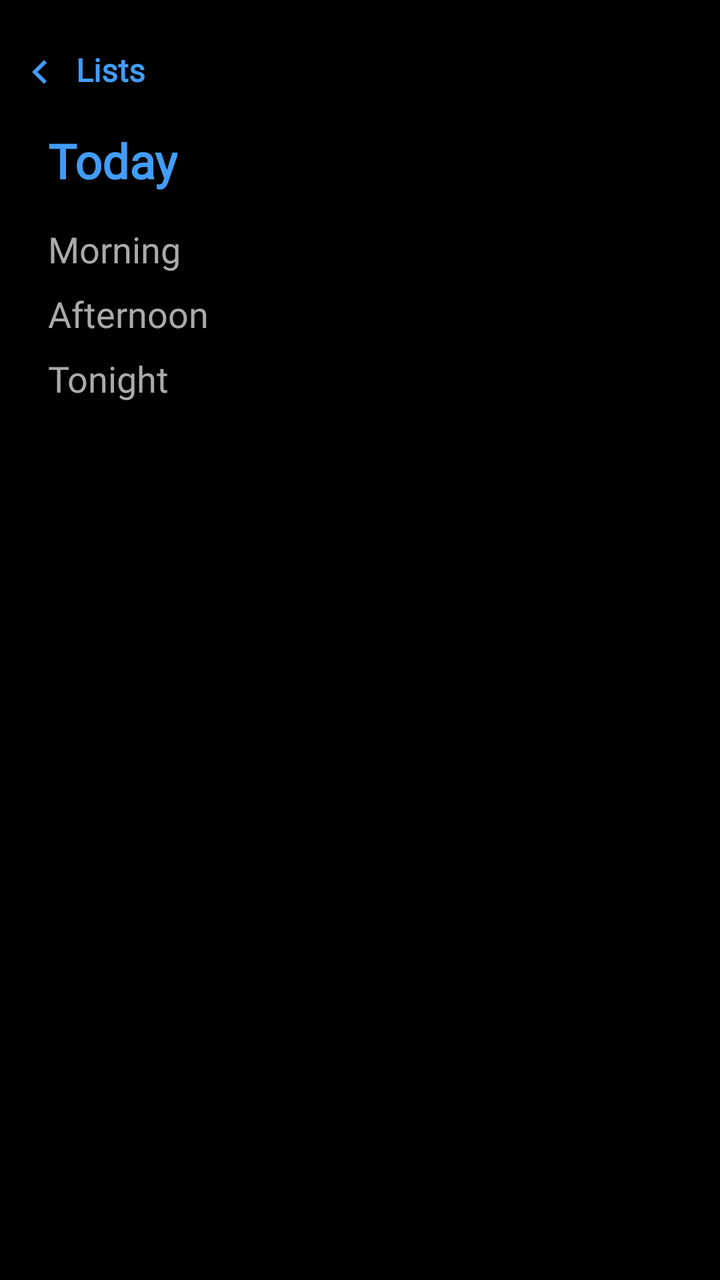
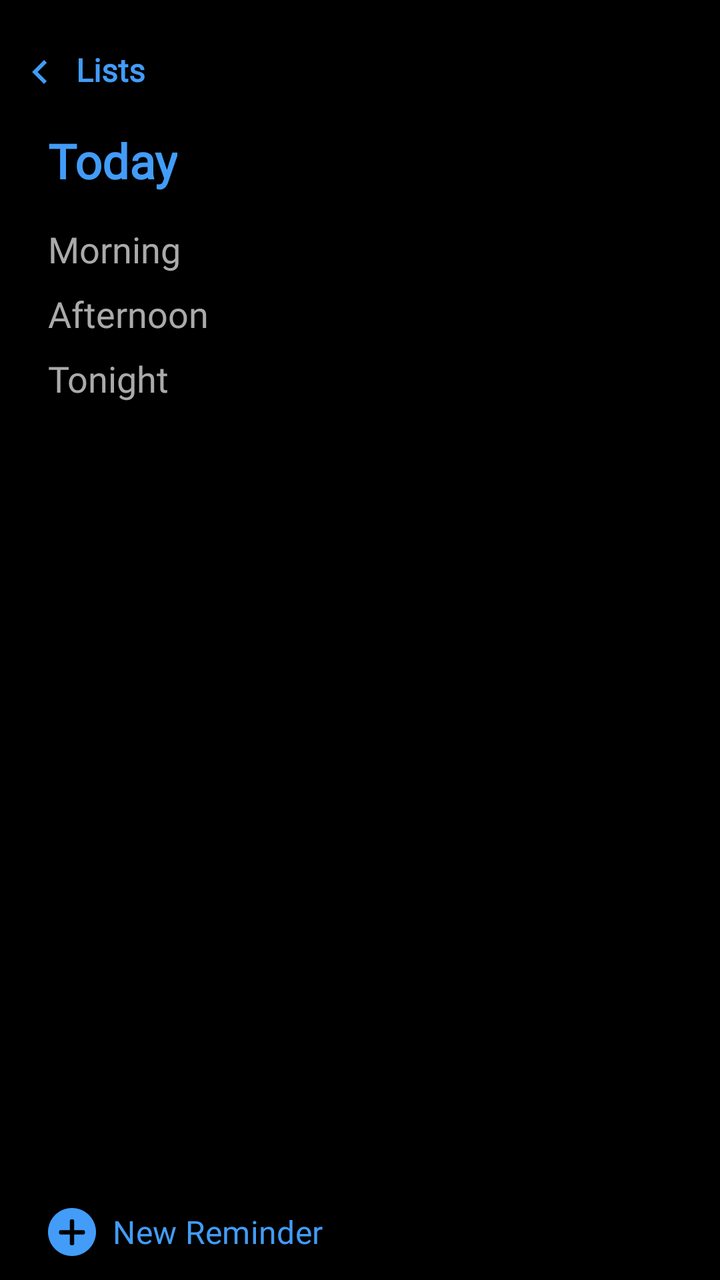

The first picture is an Android layout as it rendered before a commit; the second is the same layout after the commit. The layout source and the unified diff follow.
<!-- AndroidManifest.xml: application theme Theme.RemindersTDL -->
<!-- res/layout/fragment_today.xml -->
<?xml version="1.0" encoding="utf-8"?>
<LinearLayout xmlns:android="http://schemas.android.com/apk/res/android"
    xmlns:app="http://schemas.android.com/apk/res-auto"
    android:id="@+id/main"
    android:layout_width="match_parent"
    android:layout_height="match_parent"
    android:animateLayoutChanges="true"
    android:background="@color/black"
    android:orientation="vertical">

    <TextView
        android:id="@+id/backToHomeBtn"
        android:layout_width="wrap_content"
        android:layout_height="wrap_content"
        android:layout_marginTop="16dp"
        android:drawablePadding="6dp"
        android:fontFamily="@font/roboto_regular"
        android:padding="8dp"
        android:text="@string/lists"
        android:textColor="@color/light_blue"
        android:textSize="16sp"
        android:textStyle="bold"
        app:drawableStartCompat="@drawable/arrow_left" />

    <ScrollView
        android:layout_width="match_parent"
        android:layout_height="match_parent"
        android:background="@color/black">

        <RelativeLayout
            android:layout_width="match_parent"
            android:layout_height="wrap_content">

            <TextView
                android:id="@+id/today_text"
                android:layout_width="wrap_content"
                android:layout_height="wrap_content"
                android:layout_marginHorizontal="16dp"
                android:fontFamily="@font/roboto_bold"
                android:padding="8dp"
                android:text="@string/today"
                android:textColor="@color/light_blue"
                android:textSize="24sp"
                android:textStyle="bold" />

            <LinearLayout
                android:layout_width="match_parent"
                android:layout_height="wrap_content"
                android:layout_below="@+id/today_text"
                android:layout_marginHorizontal="16dp"
                android:orientation="vertical"
                android:padding="8dp">

                
                <TextView
                    android:id="@+id/text_morning"
                    android:layout_width="match_parent"
                    android:layout_height="wrap_content"
                    android:fontFamily="@font/roboto_bold"
                    android:paddingBottom="8dp"
                    android:text="@string/morning"
                    android:textColor="@android:color/darker_gray"
                    android:textSize="18sp" />

                <androidx.recyclerview.widget.RecyclerView
                    android:id="@+id/recycler_morning"
                    android:layout_width="match_parent"
                    android:layout_height="wrap_content"
                    android:layout_marginBottom="16dp"
                    android:visibility="gone" />

                
                <TextView
                    android:id="@+id/text_afternoon"
                    android:layout_width="match_parent"
                    android:layout_height="wrap_content"
                    android:fontFamily="@font/roboto_bold"
                    android:paddingBottom="8dp"
                    android:text="@string/afternoon"
                    android:textColor="@android:color/darker_gray"
                    android:textSize="18sp" />

                <androidx.recyclerview.widget.RecyclerView
                    android:id="@+id/recycler_afternoon"
                    android:layout_width="match_parent"
                    android:layout_height="wrap_content"
                    android:layout_marginBottom="16dp"
                    android:visibility="gone" />

                
                <TextView
                    android:id="@+id/text_tonight"
                    android:layout_width="match_parent"
                    android:layout_height="wrap_content"
                    android:fontFamily="@font/roboto_bold"
                    android:paddingBottom="8dp"
                    android:text="@string/tonight"
                    android:textColor="@android:color/darker_gray"
                    android:textSize="18sp" />

                <androidx.recyclerview.widget.RecyclerView
                    android:id="@+id/recycler_tonight"
                    android:layout_width="match_parent"
                    android:layout_height="wrap_content"
                    android:visibility="gone" />
            </LinearLayout>
        </RelativeLayout>
    </ScrollView>
</LinearLayout>
<!-- resources referenced by this layout -->
<resources>
  <color name="black">#FF000000</color>
  <color name="light_blue">#429CF8</color>
  <!-- drawable arrow_left (drawable) -->
  <vector xmlns:android="http://schemas.android.com/apk/res/android"
      android:width="24dp"
      android:height="24dp"
      android:autoMirrored="true"
      android:tint="@color/light_blue"
      android:viewportWidth="24"
      android:viewportHeight="24">
  
      <path
          android:fillColor="@android:color/white"
          android:pathData="M15.41,16.59L10.83,12l4.58,-4.59L14,6l-6,6 6,6 1.41,-1.41z" />
  
  </vector>
  <string name="afternoon">Afternoon</string>
  <string name="lists">Lists</string>
  <string name="morning">Morning</string>
  <string name="today">Today</string>
  <string name="tonight">Tonight</string>
  <style name="Theme.RemindersTDL" parent="Base.Theme.RemindersTDL" />
  <style name="Base.Theme.RemindersTDL" parent="Theme.Material3.DayNight.NoActionBar">
          
          
  
          <item name="android:windowIsTranslucent">true</item>
      </style>
</resources>

<!-- the commit's change to res/layout/fragment_today.xml (unified diff, before → after) -->
@@ -1,109 +1,141 @@
 <?xml version="1.0" encoding="utf-8"?>
-<LinearLayout xmlns:android="http://schemas.android.com/apk/res/android"
+<RelativeLayout xmlns:android="http://schemas.android.com/apk/res/android"
     xmlns:app="http://schemas.android.com/apk/res-auto"
     android:id="@+id/main"
     android:layout_width="match_parent"
     android:layout_height="match_parent"
     android:animateLayoutChanges="true"
-    android:background="@color/black"
-    android:orientation="vertical">
+    android:background="@color/black">
 
-    <TextView
-        android:id="@+id/backToHomeBtn"
-        android:layout_width="wrap_content"
+    <LinearLayout
+        android:layout_width="match_parent"
         android:layout_height="wrap_content"
-        android:layout_marginTop="16dp"
-        android:drawablePadding="6dp"
-        android:fontFamily="@font/roboto_regular"
-        android:padding="8dp"
-        android:text="@string/lists"
-        android:textColor="@color/light_blue"
-        android:textSize="16sp"
-        android:textStyle="bold"
-        app:drawableStartCompat="@drawable/arrow_left" />
+        android:layout_alignParentTop="true"
+        android:orientation="vertical">
 
-    <ScrollView
-        android:layout_width="match_parent"
-        android:layout_height="match_parent"
-        android:background="@color/black">
+        <TextView
+            android:id="@+id/backToHomeBtn"
+            android:layout_width="wrap_content"
+            android:layout_height="wrap_content"
+            android:layout_marginTop="16dp"
+            android:drawablePadding="6dp"
+            android:fontFamily="@font/roboto_regular"
+            android:padding="8dp"
+            android:text="@string/lists"
+            android:textColor="@color/light_blue"
+            android:textSize="16sp"
+            android:textStyle="bold"
+            app:drawableStartCompat="@drawable/arrow_left" />
 
-        <RelativeLayout
+        <ScrollView
             android:layout_width="match_parent"
-            android:layout_height="wrap_content">
+            android:layout_height="match_parent"
+            android:background="@color/black">
 
-            <TextView
-                android:id="@+id/today_text"
-                android:layout_width="wrap_content"
-                android:layout_height="wrap_content"
-                android:layout_marginHorizontal="16dp"
-                android:fontFamily="@font/roboto_bold"
-                android:padding="8dp"
-                android:text="@string/today"
-                android:textColor="@color/light_blue"
-                android:textSize="24sp"
-                android:textStyle="bold" />
+            <RelativeLayout
+                android:layout_width="match_parent"
+                android:layout_height="wrap_content">
 
-            <LinearLayout
-                android:layout_width="match_parent"
-                android:layout_height="wrap_content"
-                android:layout_below="@+id/today_text"
-                android:layout_marginHorizontal="16dp"
-                android:orientation="vertical"
-                android:padding="8dp">
+                <TextView
+                    android:id="@+id/today_text"
+                    android:layout_width="wrap_content"
+                    android:layout_height="wrap_content"
+                    android:layout_marginHorizontal="16dp"
+                    android:fontFamily="@font/roboto_bold"
+                    android:padding="8dp"
+                    android:text="@string/today"
+                    android:textColor="@color/light_blue"
+                    android:textSize="24sp"
+                    android:textStyle="bold" />
 
-                
-                <TextView
-                    android:id="@+id/text_morning"
+                <LinearLayout
                     android:layout_width="match_parent"
                     android:layout_height="wrap_content"
-                    android:fontFamily="@font/roboto_bold"
-                    android:paddingBottom="8dp"
-                    android:text="@string/morning"
-                    android:textColor="@android:color/darker_gray"
-                    android:textSize="18sp" />
+                    android:layout_below="@+id/today_text"
+                    android:layout_marginHorizontal="16dp"
+                    android:orientation="vertical"
+                    android:padding="8dp">
 
-                <androidx.recyclerview.widget.RecyclerView
-                    android:id="@+id/recycler_morning"
-                    android:layout_width="match_parent"
-                    android:layout_height="wrap_content"
-                    android:layout_marginBottom="16dp"
-                    android:visibility="gone" />
+                    
+                    <TextView
+                        android:id="@+id/text_morning"
+                        android:layout_width="match_parent"
+                        android:layout_height="wrap_content"
+                        android:fontFamily="@font/roboto_bold"
+                        android:paddingBottom="8dp"
+                        android:text="@string/morning"
+                        android:textColor="@android:color/darker_gray"
+                        android:textSize="18sp" />
 
-                
-                <TextView
-                    android:id="@+id/text_afternoon"
-                    android:layout_width="match_parent"
-                    android:layout_height="wrap_content"
-                    android:fontFamily="@font/roboto_bold"
-                    android:paddingBottom="8dp"
-                    android:text="@string/afternoon"
-                    android:textColor="@android:color/darker_gray"
-                    android:textSize="18sp" />
+                    <androidx.recyclerview.widget.RecyclerView
+                        android:id="@+id/recycler_morning"
+                        android:layout_width="match_parent"
+                        android:layout_height="wrap_content"
+                        android:layout_marginBottom="16dp"
+                        android:visibility="gone" />
 
-                <androidx.recyclerview.widget.RecyclerView
-                    android:id="@+id/recycler_afternoon"
-                    android:layout_width="match_parent"
-                    android:layout_height="wrap_content"
-                    android:layout_marginBottom="16dp"
-                    android:visibility="gone" />
+                    
+                    <TextView
+                        android:id="@+id/text_afternoon"
+                        android:layout_width="match_parent"
+                        android:layout_height="wrap_content"
+                        android:fontFamily="@font/roboto_bold"
+                        android:paddingBottom="8dp"
+                        android:text="@string/afternoon"
+                        android:textColor="@android:color/darker_gray"
+                        android:textSize="18sp" />
 
-                
-                <TextView
-                    android:id="@+id/text_tonight"
-                    android:layout_width="match_parent"
-                    android:layout_height="wrap_content"
-                    android:fontFamily="@font/roboto_bold"
-                    android:paddingBottom="8dp"
-                    android:text="@string/tonight"
-                    android:textColor="@android:color/darker_gray"
-                    android:textSize="18sp" />
+                    <androidx.recyclerview.widget.RecyclerView
+                        android:id="@+id/recycler_afternoon"
+                        android:layout_width="match_parent"
+                        android:layout_height="wrap_content"
+                        android:layout_marginBottom="16dp"
+                        android:visibility="gone" />
 
-                <androidx.recyclerview.widget.RecyclerView
-                    android:id="@+id/recycler_tonight"
-                    android:layout_width="match_parent"
-                    android:layout_height="wrap_content"
-                    android:visibility="gone" />
-            </LinearLayout>
-        </RelativeLayout>
-    </ScrollView>
-</LinearLayout>
+                    
+                    <TextView
+                        android:id="@+id/text_tonight"
+                        android:layout_width="match_parent"
+                        android:layout_height="wrap_content"
+                        android:fontFamily="@font/roboto_bold"
+                        android:paddingBottom="8dp"
+                        android:text="@string/tonight"
+                        android:textColor="@android:color/darker_gray"
+                        android:textSize="18sp" />
+
+                    <androidx.recyclerview.widget.RecyclerView
+                        android:id="@+id/recycler_tonight"
+                        android:layout_width="match_parent"
+                        android:layout_height="wrap_content"
+                        android:visibility="gone" />
+                </LinearLayout>
+            </RelativeLayout>
+        </ScrollView>
+    </LinearLayout>
+
+    <androidx.constraintlayout.widget.ConstraintLayout
+        android:id="@+id/button_container"
+        android:layout_width="match_parent"
+        android:layout_height="wrap_content"
+        android:layout_alignParentBottom="true"
+        android:animateLayoutChanges="true">
+
+        <com.google.android.material.button.MaterialButton
+            android:id="@+id/new_reminder_button"
+            android:layout_width="wrap_content"
+            android:layout_height="wrap_content"
+            android:background="@android:color/transparent"
+            android:fontFamily="@font/roboto_bold"
+            android:text="@string/new_reminder"
+            android:textColor="@color/light_blue"
+            android:textSize="16sp"
+            app:icon="@drawable/plus_icon"
+            app:iconGravity="textStart"
+            app:iconPadding="8dp"
+            app:iconSize="24dp"
+            app:iconTint="@color/light_blue"
+            app:layout_constraintBottom_toBottomOf="parent"
+            app:layout_constraintStart_toStartOf="parent" />
+
+    </androidx.constraintlayout.widget.ConstraintLayout>
+</RelativeLayout>
<!-- resource entries referenced after the edit -->
@@ -16,9 +16,25 @@
           android:pathData="M15.41,16.59L10.83,12l4.58,-4.59L14,6l-6,6 6,6 1.41,-1.41z" />
   
   </vector>
+  <!-- drawable plus_icon (drawable) -->
+  <vector xmlns:android="http://schemas.android.com/apk/res/android"
+      android:width="16dp"
+      android:height="16dp"
+      android:viewportWidth="78"
+      android:viewportHeight="78">
+  
+      <path
+          android:fillColor="#000000"
+          android:fillType="evenOdd"
+          android:pathData="M42.5,43L57.591,43C58.921,43 60,41.922 60,40.591L60,38.409C60,37.079 58.92,36 57.591,36L42.5,36L42.5,20.909C42.5,19.579 41.422,18.5 40.091,18.5L37.909,18.5C36.579,18.5 35.5,19.58 35.5,20.909L35.5,36L20.409,36C19.079,36 18,37.078 18,38.409L18,40.591C18,41.921 19.08,43 20.409,43L35.5,43L35.5,58.091C35.5,59.421 36.578,60.5 37.909,60.5L40.091,60.5C41.421,60.5 42.5,59.42 42.5,58.091L42.5,43ZM0,39C0,17.461 17.456,0 39,0C60.539,0 78,17.456 78,39C78,60.539 60.544,78 39,78C17.461,78 0,60.544 0,39Z"
+          android:strokeWidth="1"
+          android:strokeColor="#00000000" />
+  
+  </vector>
   <string name="afternoon">Afternoon</string>
   <string name="lists">Lists</string>
   <string name="morning">Morning</string>
+  <string name="new_reminder">New Reminder</string>
   <string name="today">Today</string>
   <string name="tonight">Tonight</string>
   <style name="Theme.RemindersTDL" parent="Base.Theme.RemindersTDL" />
